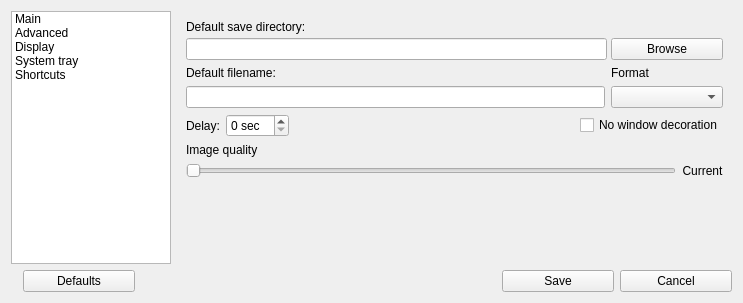
Before: the Qt Designer form src/ui/configwidget.ui in lxqt/screengrab, drawn with Qt 5.
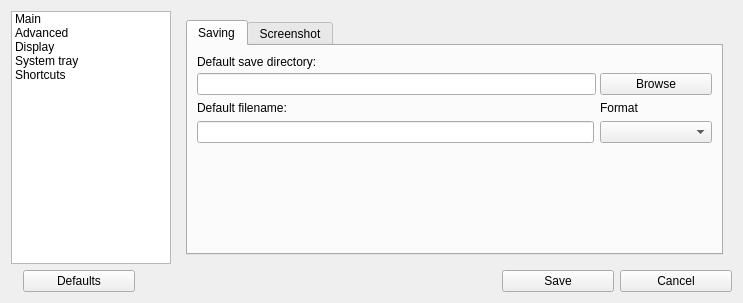
After: the same form once the commit is applied. The open tabs and pages were chosen to show the change. Custom widgets are drawn as their Qt base class.

Commit message: Secyion "main" of the configuration widget were split to the two tabs issue #28

What changed in the file:
```diff
--- a/src/ui/configwidget.ui
+++ b/src/ui/configwidget.ui
@@ -108,7 +108,17 @@
         <number>3</number>
        </property>
        <widget class="QWidget" name="page_6">
-        <layout class="QVBoxLayout" name="verticalLayout_2">
+        <layout class="QVBoxLayout" name="verticalLayout_6">
+         <item>
+          <widget class="QTabWidget" name="tabWidget">
+           <property name="currentIndex">
+            <number>0</number>
+           </property>
+           <widget class="QWidget" name="tabSaving">
+            <attribute name="title">
+             <string>Saving</string>
+            </attribute>
+            <layout class="QVBoxLayout" name="verticalLayout_5">
          <item>
           <layout class="QVBoxLayout" name="verticalLayout">
            <property name="spacing">
@@ -154,12 +164,12 @@
           </layout>
          </item>
          <item>
-          <layout class="QHBoxLayout" name="horizontalLayout_5">
+              <layout class="QHBoxLayout" name="horizontalLayout_14">
            <property name="rightMargin">
             <number>0</number>
            </property>
            <item>
-            <layout class="QVBoxLayout" name="verticalLayout_5">
+                <layout class="QVBoxLayout" name="verticalLayout_7">
              <item>
               <widget class="QLabel" name="labFilename">
                <property name="text">
@@ -177,7 +187,7 @@
             </layout>
            </item>
            <item>
-            <layout class="QVBoxLayout" name="verticalLayout_6">
+                <layout class="QVBoxLayout" name="verticalLayout_9">
              <item>
               <widget class="QLabel" name="labFormat">
                <property name="text">
@@ -203,6 +213,26 @@
           </layout>
          </item>
          <item>
+              <spacer name="verticalSpacer_5">
+               <property name="orientation">
+                <enum>Qt::Vertical</enum>
+               </property>
+               <property name="sizeHint" stdset="0">
+                <size>
+                 <width>20</width>
+                 <height>82</height>
+                </size>
+               </property>
+              </spacer>
+             </item>
+            </layout>
+           </widget>
+           <widget class="QWidget" name="tabScreenshot">
+            <attribute name="title">
+             <string>Screenshot</string>
+            </attribute>
+            <layout class="QVBoxLayout" name="verticalLayout_2">
+             <item>
           <layout class="QHBoxLayout" name="horizontalLayout_2">
            <item>
             <widget class="QLabel" name="label">
@@ -297,10 +327,14 @@
            <property name="sizeHint" stdset="0">
             <size>
              <width>20</width>
-             <height>66</height>
+                 <height>117</height>
             </size>
            </property>
           </spacer>
+             </item>
+            </layout>
+           </widget>
+          </widget>
          </item>
         </layout>
        </widget>
```
Left out of the diff: 2 changed lines with no effect on the pictures. Lines whose indentation alone changed are shown as unchanged.
